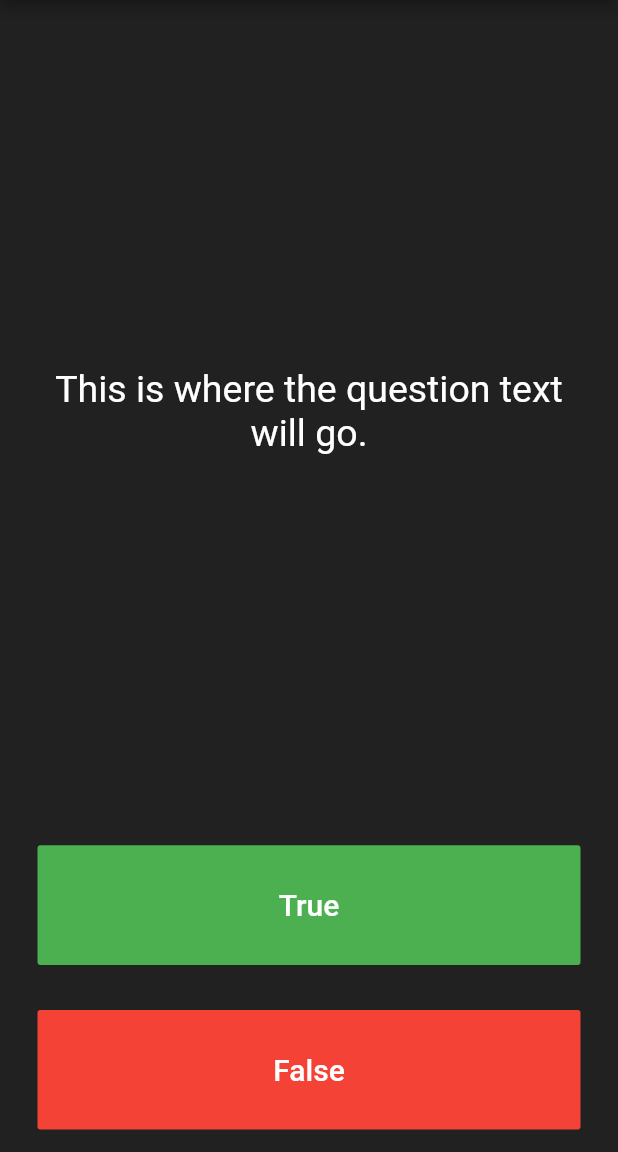
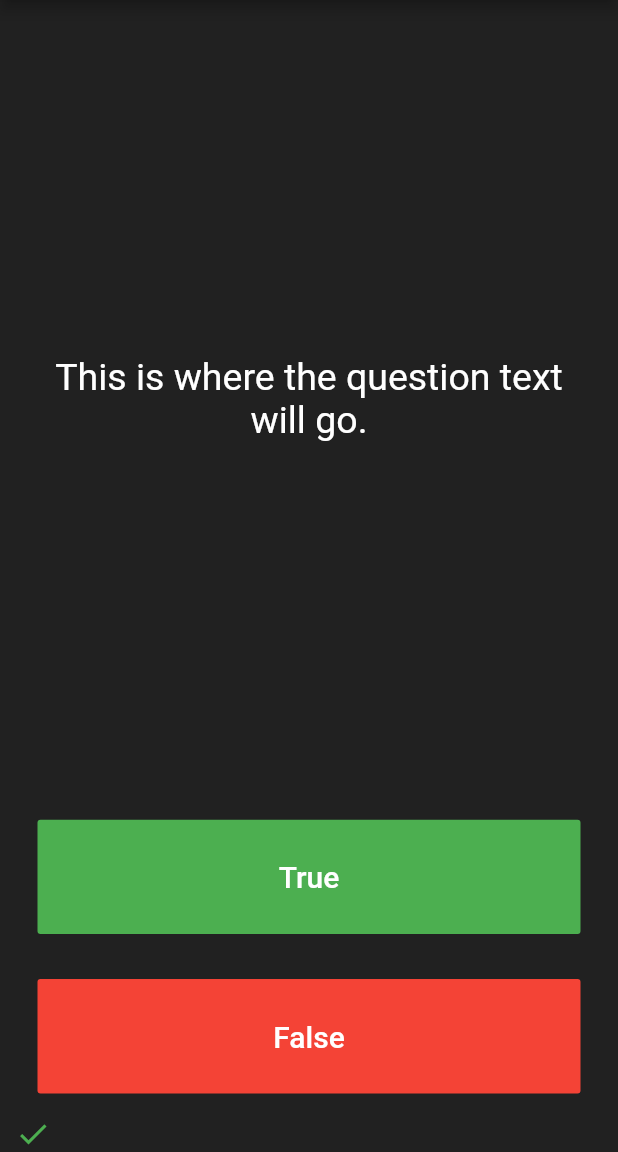
Before and after one commit to bhavikvashi1804/quizzler-flutter, a Flutter app: the screen it shows after launch, after a tap on "True", on a phone screen of 412 x 824 dp, the part 84-1236 px from its top. Run offline on Flutter 3.47's test engine with Material 2 defaults, Android fonts, the phone set to English and light mode, and no system bars.

Commit message:
Score Keeper

```diff
--- a/lib/main.dart
+++ b/lib/main.dart
@@ -29,6 +29,8 @@ class QuizPage extends StatefulWidget {
 }
 
 class _QuizPageState extends State<QuizPage> {
+  List<Icon> scoreKeeper = [];
+
   @override
   Widget build(BuildContext context) {
     return Column(
@@ -65,7 +67,12 @@ class _QuizPageState extends State<QuizPage> {
                 ),
               ),
               onPressed: () {
-                //The user picked true.
+                setState(() {
+                  scoreKeeper.add(Icon(
+                    Icons.check,
+                    color: Colors.green,
+                  ));
+                });
               },
             ),
           ),
@@ -83,12 +90,19 @@ class _QuizPageState extends State<QuizPage> {
                 ),
               ),
               onPressed: () {
-                //The user picked false.
+                setState(() {
+                  scoreKeeper.add(Icon(
+                    Icons.close,
+                    color: Colors.red,
+                  ));
+                });
               },
             ),
           ),
         ),
-        //TODO: Add a Row here as your score keeper
+        Row(
+          children: scoreKeeper,
+        ),
       ],
     );
   }
```
Also changed, not shown: 4 other files.
